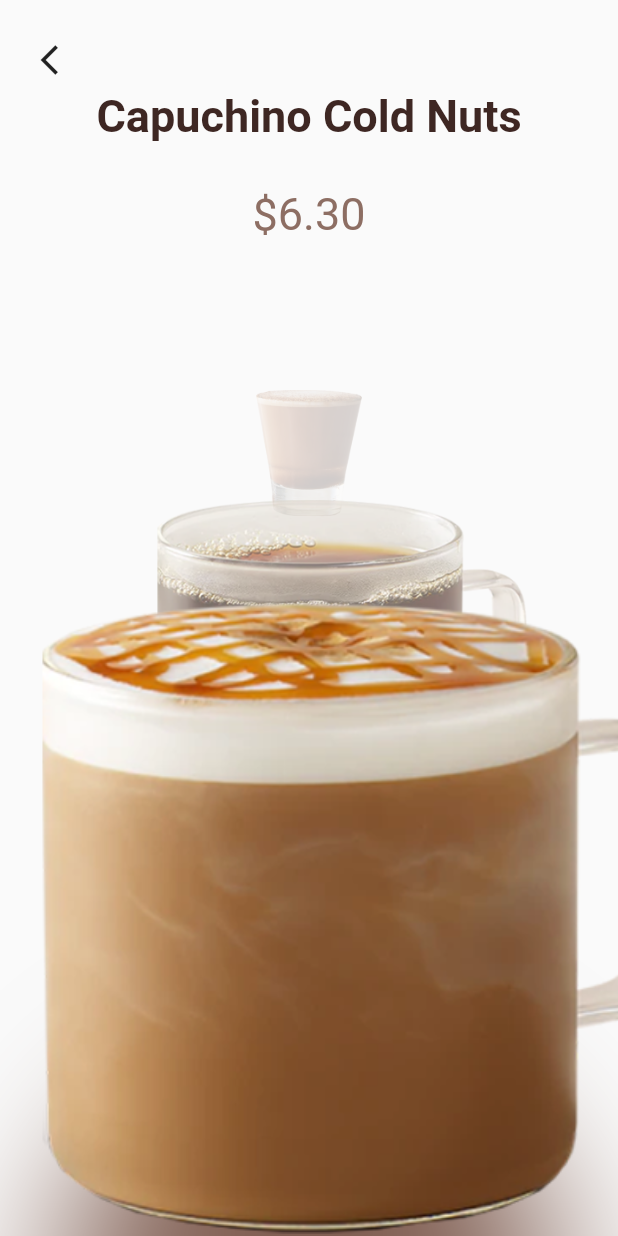
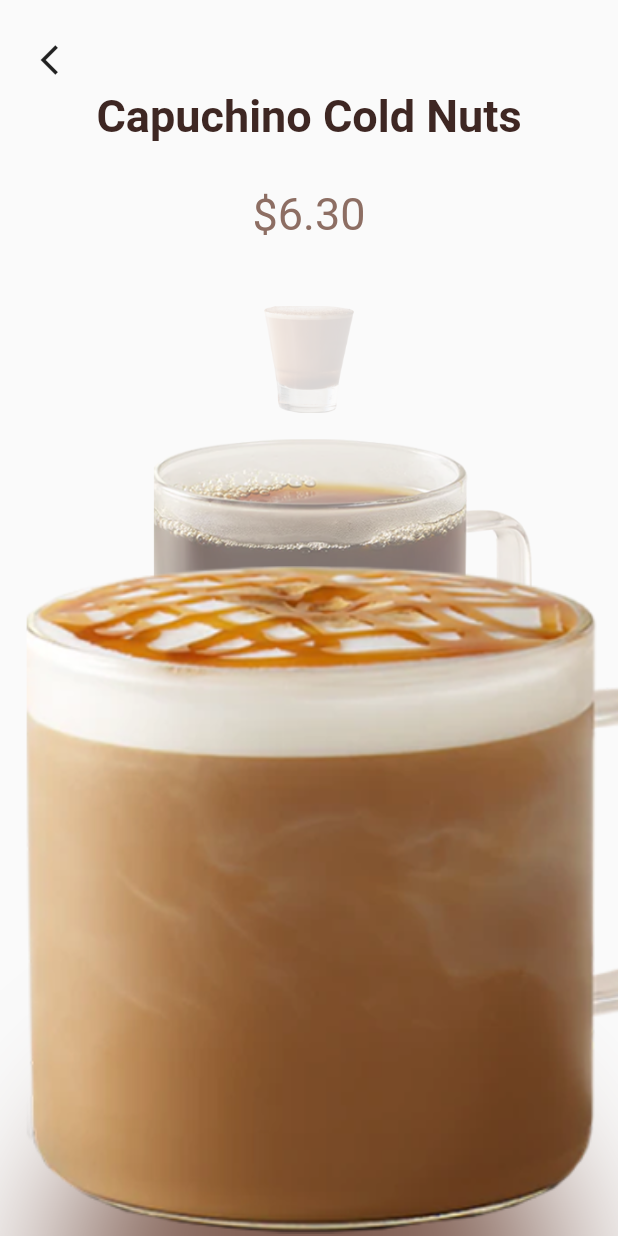
Before and after one commit to ProjectsFlutter/AppCoffee, a Flutter app: the CoffeeList screen opened directly, on a phone screen of 412 x 824 dp. Run offline on Flutter 3.47's test engine with Material 2 defaults, Android fonts, the phone set to English and light mode, and no system bars.

Commit message:
Modification of coffee list animation

```diff
--- a/lib/src/coffee-list.dart
+++ b/lib/src/coffee-list.dart
@@ -124,7 +124,7 @@ class _CoffeeListState extends State<CoffeeList> {
             child: Container(
               color: Colors.transparent,
               child: Transform.scale(
-                scale: 1.7,
+                scale: 1.8,
                 alignment: Alignment.bottomCenter,
                 child: PageView.builder(
                     controller: _pageCoffeeController,
@@ -139,7 +139,7 @@ class _CoffeeListState extends State<CoffeeList> {
                       if (index == 0) return SizedBox.shrink();
                       final _coffee = coffees[index - 1];
                       final _result = _currentPage - index + 1;
-                      final _value = -0.4 * _result + 1;
+                      final _value = -0.42 * _result + 1;
                       final _opacity = _value.clamp(0.0, 1.0);
 
                       return GestureDetector(
@@ -300,7 +300,7 @@ class _CoffeeImage extends StatelessWidget {
           alignment: Alignment.bottomCenter,
           transform: Matrix4.identity()
             ..setEntry(3, 2, 0.001)
-            ..translate(0.0, _size.height / 2.6 * (1 - _value).abs())
+            ..translate(0.0, _size.height / 3  * (1 - _value).abs())
             ..scale(_value),
           child: Opacity(
               opacity: _opacity,
```
